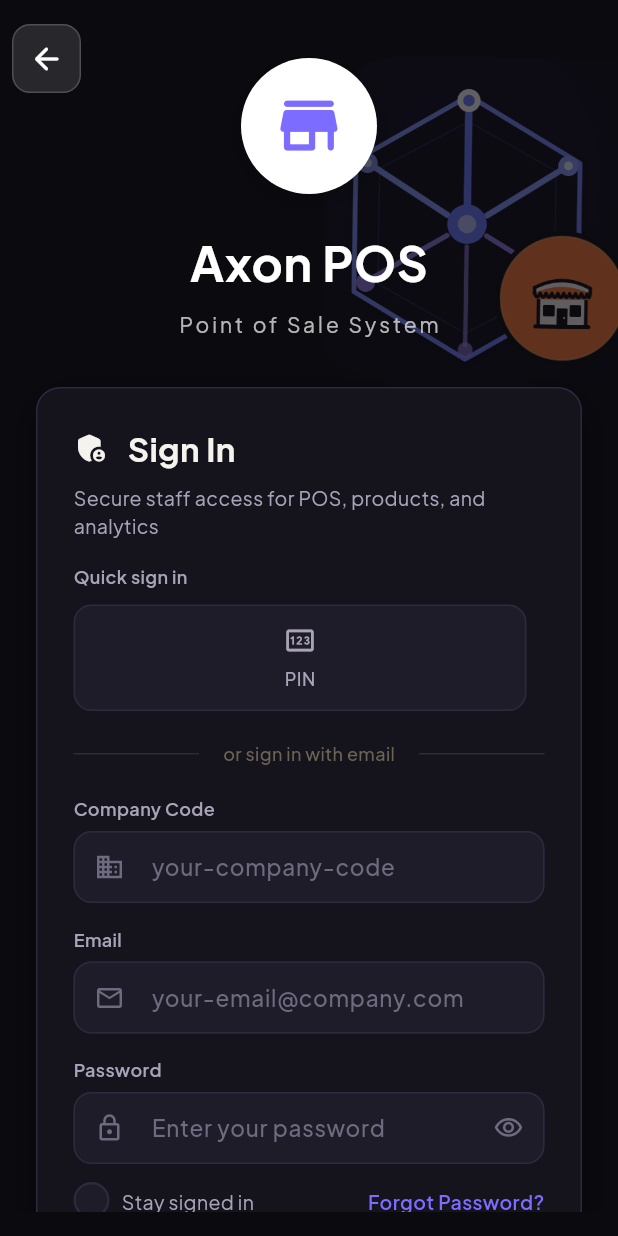
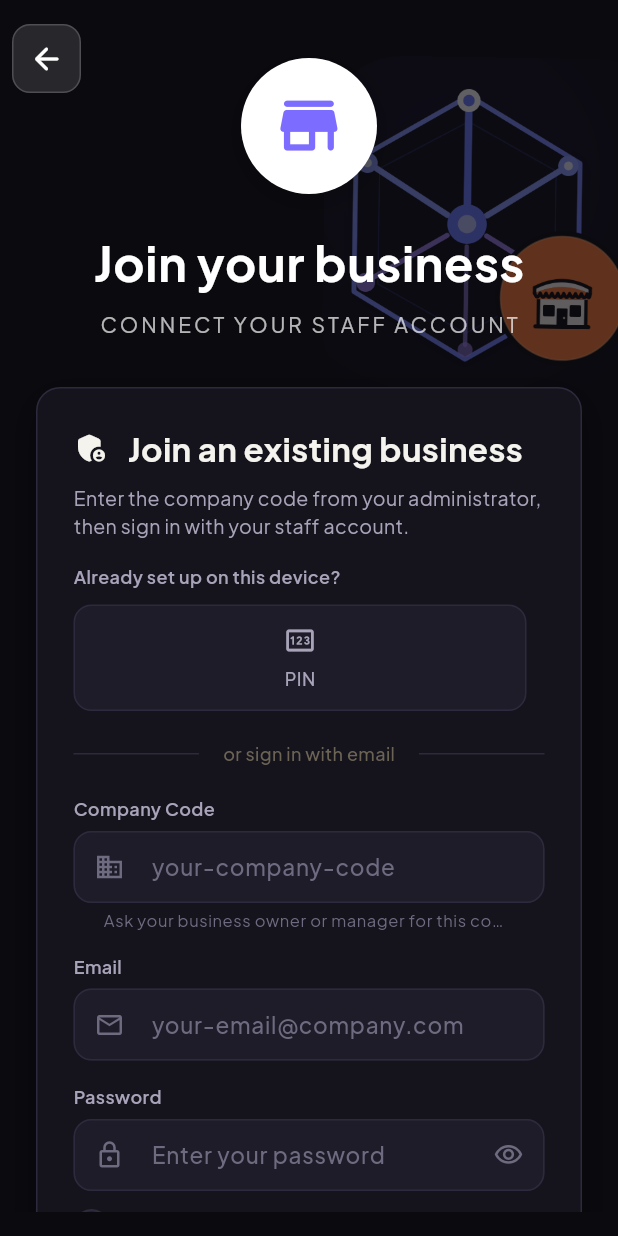
Before and after one commit to JohnHika/Jawaki-pos, a Flutter app: the LoginScreen screen opened by its route, on a phone screen of 412 x 824 dp. Run offline on Flutter 3.47's test engine with Material 3 defaults, Android fonts, the phone set to English and light mode, and no system bars; our stand-ins replace cached_network_image, connectivity_plus, dio, drift, firebase_core, firebase_messaging and 21 more; missing offline and left inert: esc_pos_utils_plus, google_mlkit_text_recognition, gpt_markdown_lite, mobile_scanner, print_bluetooth_thermal, shelf_router and 1 more; accounts and stored records are empty; generated files the repository leaves out were written again; network calls fail; statements that could not run were skipped.

Commit message:
improve(mobile): clarify join business sign-in flow

```diff
--- a/mobile/lib/features/auth/presentation/screens/login_screen.dart
+++ b/mobile/lib/features/auth/presentation/screens/login_screen.dart
@@ -31,6 +31,7 @@ class _LoginScreenState extends ConsumerState<LoginScreen>
   // Dynamic company branding
   String? _companyName;
   String? _companyLogoUrl;
+  String? _companyLookupError;
   bool _isFetchingCompany = false;
   Timer? _debounceTimer;
 
@@ -101,26 +102,46 @@ class _LoginScreenState extends ConsumerState<LoginScreen>
 
   void _onSlugChanged(String slug) {
     _debounceTimer?.cancel();
-    if (slug.trim().isEmpty) {
+    final normalizedSlug = _normalizeCompanyCode(slug);
+    if (normalizedSlug.isEmpty) {
       setState(() {
         _companyName = null;
         _companyLogoUrl = null;
+        _companyLookupError = null;
         _isFetchingCompany = false;
       });
       return;
     }
-    setState(() => _isFetchingCompany = true);
+    setState(() {
+      _companyName = null;
+      _companyLogoUrl = null;
+      _companyLookupError = null;
+      _isFetchingCompany = true;
+    });
+    final lookupSlug = normalizedSlug;
     _debounceTimer = Timer(const Duration(milliseconds: 600), () async {
-      final result = await getIt<ApiClient>().getCompanyInfo(slug.trim());
-      if (mounted) {
+      final result = await getIt<ApiClient>().getCompanyInfo(lookupSlug);
+      if (mounted &&
+          _normalizeCompanyCode(_tenantSlugController.text) == lookupSlug) {
         setState(() {
           _isFetchingCompany = false;
           _companyName = result?['name'] as String?;
           _companyLogoUrl = result?['logoUrl'] as String?;
+          _companyLookupError = result == null
+              ? 'We couldn’t find that business. Check the code with your administrator.'
+              : result['isActive'] == false
+                  ? 'This business is currently unavailable. Contact your administrator.'
+                  : null;
         });
       }
     });
   }
+
+  String _normalizeCompanyCode(String value) =>
+      value.trim().toLowerCase().replaceAll(RegExp(r'\s+'), '-');
+
+  bool _isValidCompanyCode(String value) =>
+      RegExp(r'^[a-z0-9]+(-[a-z0-9]+)*$').hasMatch(value);
 
   Future<void> _checkBiometric() async {
     debugPrint('[LoginScreen] Checking biometric availability...');
@@ -145,7 +166,7 @@ class _LoginScreenState extends ConsumerState<LoginScreen>
   Future<void> _handleLogin() async {
     if (!_formKey.currentState!.validate()) return;
 
-    final tenantSlug = _tenantSlugController.text.trim();
+    final tenantSlug = _normalizeCompanyCode(_tenantSlugController.text);
     final result = await ref.read(authControllerProvider.notifier).login(
           email: _emailController.text.trim(),
           password: _passwordController.text,
@@ -451,7 +472,7 @@ class _LoginScreenState extends ConsumerState<LoginScreen>
 
                       // Title — dynamic based on fetched company
                       Text(
-                        _companyName ?? 'Axon POS',
+                        _companyName ?? 'Join your business',
                         style: TextStyle(
                           fontSize: isSmallScreen ? 26 : 32,
                           fontWeight: FontWeight.w700,
@@ -461,7 +482,9 @@ class _LoginScreenState extends ConsumerState<LoginScreen>
                       ),
                       const SizedBox(height: 8),
                       Text(
-                        'Point of Sale System',
+                        _companyName == null
+                            ? 'CONNECT YOUR STAFF ACCOUNT'
+                            : 'READY FOR STAFF SIGN IN',
                         style: TextStyle(
                           fontSize: isSmallScreen ? 12 : 14,
                           fontWeight: FontWeight.w400,
@@ -535,7 +558,7 @@ class _LoginScreenState extends ConsumerState<LoginScreen>
                   ),
                   const SizedBox(width: 12),
                   Text(
-                    'Sign In',
+                    'Join an existing business',
                     style: TextStyle(
                       fontSize: isSmallScreen ? 20 : 22,
                       fontWeight: FontWeight.w700,
@@ -548,7 +571,7 @@ class _LoginScreenState extends ConsumerState<LoginScreen>
               ),
               const SizedBox(height: 8),
               Text(
-                'Secure staff access for POS, products, and analytics',
+                'Enter the company code from your administrator, then sign in with your staff account.',
                 style: TextStyle(
                   fontSize: 13,
                   color: isDark
@@ -561,7 +584,7 @@ class _LoginScreenState extends ConsumerState<LoginScreen>
               // Quick sign-in options — placed at the top of the card so users
               // can see PIN / biometric without scrolling past the email form.
               Text(
-                'Quick sign in',
+                'Already set up on this device?',
                 style: TextStyle(
                   fontSize: 12,
                   fontWeight: FontWeight.w600,
@@ -638,8 +661,12 @@ class _LoginScreenState extends ConsumerState<LoginScreen>
                 controller: _tenantSlugController,
                 label: 'Company Code',
                 hint: 'your-company-code',
+                helperText: 'Ask your business owner or manager for this code.',
                 prefixIcon: Icons.business_outlined,
                 keyboardType: TextInputType.text,
+                textInputAction: TextInputAction.next,
+                textCapitalization: TextCapitalization.none,
+                autocorrect: false,
                 isDark: isDark,
                 onChanged: _onSlugChanged,
                 suffixIcon: _isFetchingCompany
@@ -653,12 +680,44 @@ class _LoginScreenState extends ConsumerState<LoginScreen>
                       )
                     : null,
                 validator: (value) {
-                  if (value == null || value.isEmpty) {
+                  final code = _normalizeCompanyCode(value ?? '');
+                  if (code.isEmpty) {
                     return 'Please enter your company code';
+                  }
+                  if (code.length < 2 || !_isValidCompanyCode(code)) {
+                    return 'Use the lowercase code format, for example acme-stores';
                   }
                   return null;
                 },
               ),
+              if (_companyLookupError != null) ...[
+                const SizedBox(height: 8),
+                Semantics(
+                  liveRegion: true,
+                  label: _companyLookupError!,
+                  child: Row(
+                    crossAxisAlignment: CrossAxisAlignment.start,
+                    children: [
+                      const Icon(
+                        Icons.info_outline_rounded,
+                        color: DesignColors.warning,
+                        size: 17,
+                      ),
+                      const SizedBox(width: 7),
+                      Expanded(
+                        child: Text(
+                          _companyLookupError!,
+                          style: const TextStyle(
+                            color: DesignColors.warning,
+                            fontSize: 12,
+                            height: 1.35,
+                          ),
+                        ),
+                      ),
+                    ],
+                  ),
+                ),
+              ],
               const SizedBox(height: 16),
 
               // Email field
@@ -668,6 +727,8 @@ class _LoginScreenState extends ConsumerState<LoginScreen>
                 hint: 'your-email@company.com',
                 prefixIcon: Icons.email_outlined,
                 keyboardType: TextInputType.emailAddress,
+                textInputAction: TextInputAction.next,
+                autocorrect: false,
                 isDark: isDark,
                 validator: (value) {
                   if (value == null || value.isEmpty) {
@@ -708,8 +769,8 @@ class _LoginScreenState extends ConsumerState<LoginScreen>
                   if (value == null || value.isEmpty) {
                     return 'Please enter your password';
                   }
-                  if (value.length < 3) {
-                    return 'Password must be at least 3 characters';
+                  if (value.length < 8) {
+                    return 'Password must be at least 8 characters';
                   }
                   return null;
                 },
@@ -806,7 +867,7 @@ class _LoginScreenState extends ConsumerState<LoginScreen>
 
               // Sign In button
               GradientButton(
-                label: 'Sign In',
+                label: 'Sign in to business',
                 icon: Icons.arrow_forward_rounded,
                 onPressed: authState.isLoading ? null : _handleLogin,
                 isLoading: authState.isLoading,
@@ -821,7 +882,10 @@ class _LoginScreenState extends ConsumerState<LoginScreen>
 
               // Error message
               if (authState.error != null)
-                Container(
+                Semantics(
+                  liveRegion: true,
+                  label: 'Sign-in error: ${authState.error}',
+                  child: Container(
                     padding: const EdgeInsets.all(12),
                     decoration: BoxDecoration(
                       color: DesignColors.error.withValues(alpha: 0.1),
@@ -845,10 +909,12 @@ class _LoginScreenState extends ConsumerState<LoginScreen>
                               color: DesignColors.error,
                               fontSize: 13,
                               fontWeight: FontWeight.w500,
+                              height: 1.35,
                             ),
                           ),
                         ),
                       ],
+                    ),
                   ),
                 ),
 
@@ -895,6 +961,9 @@ class _LoginScreenState extends ConsumerState<LoginScreen>
     ValueChanged<String>? onFieldSubmitted,
     String? Function(String?)? validator,
     bool isDark = false,
+    String? helperText,
+    TextCapitalization textCapitalization = TextCapitalization.none,
+    bool autocorrect = true,
   }) {
     return Column(
       crossAxisAlignment: CrossAxisAlignment.start,
@@ -915,6 +984,8 @@ class _LoginScreenState extends ConsumerState<LoginScreen>
           obscureText: obscureText,
           keyboardType: keyboardType,
           textInputAction: textInputAction,
+          textCapitalization: textCapitalization,
+          autocorrect: autocorrect,
           onChanged: onChanged,
           onFieldSubmitted: onFieldSubmitted,
           style: TextStyle(
@@ -940,6 +1011,14 @@ class _LoginScreenState extends ConsumerState<LoginScreen>
                   ? DesignColors.darkTextTertiary
                   : DesignColors.textTertiary,
               fontSize: 15,
+            ),
+            helperText: helperText,
+            helperStyle: TextStyle(
+              color: isDark
+                  ? DesignColors.darkTextTertiary
+                  : DesignColors.textTertiary,
+              fontSize: 11,
+              height: 1.3,
             ),
             filled: true,
             fillColor: isDark
@@ -1045,13 +1124,13 @@ class _LoginScreenState extends ConsumerState<LoginScreen>
     return const Column(
       children: [
         Icon(
-          Icons.cloud_done_rounded,
+          Icons.shield_outlined,
           size: 20,
-          color: DesignColors.success,
+          color: DesignColors.info,
         ),
         SizedBox(height: 8),
         Text(
-          'Connected to cloud POS',
+          'Secure business access',
           style: TextStyle(
             fontSize: 13,
             fontWeight: FontWeight.w600,
--- a/mobile/pubspec.yaml
+++ b/mobile/pubspec.yaml
@@ -1,7 +1,7 @@
 name: axon_pos
 description: Axon POS - Professional Point of Sale Platform by Arche Axon Intelligence
 publish_to: 'none'
-version: 1.0.49+2063
+version: 1.0.49+2064
 
 environment:
   sdk: '>=3.2.0 <4.0.0'
```
Lines whose indentation alone changed are shown as unchanged.
